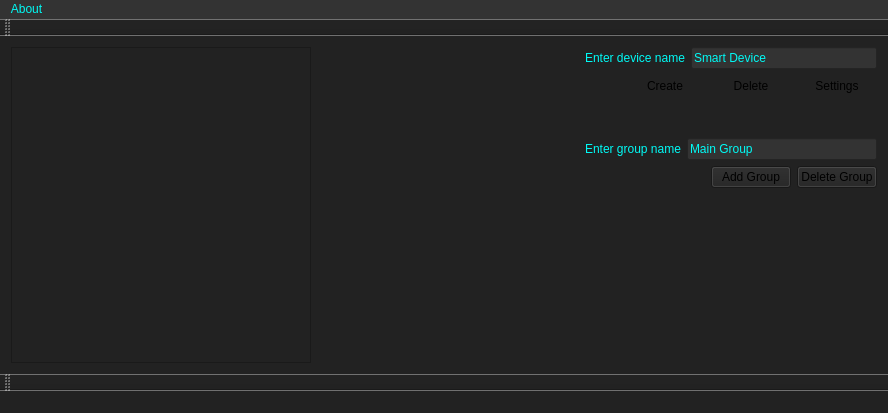
v-pereskokov/Jarvis, file GUI/GUI/mainwindow.ui: the form before one commit.
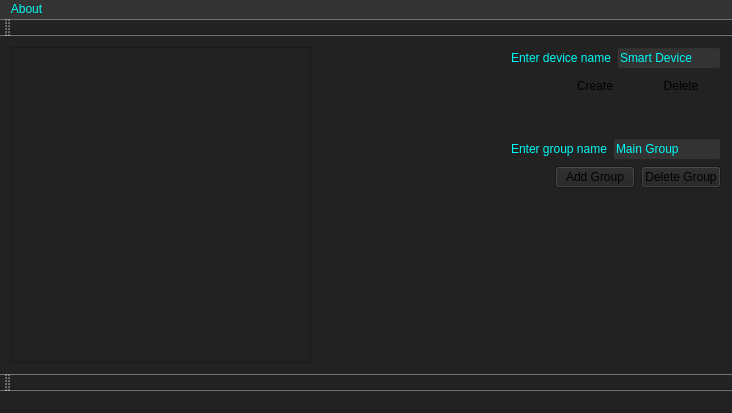
The form after the commit. Icons and pictures are not drawn.

Commit message: Settings buttons update #1

Diff of the .ui file:
```diff
--- a/GUI/GUI/mainwindow.ui
+++ b/GUI/GUI/mainwindow.ui
@@ -6,7 +6,7 @@
    <rect>
     <x>0</x>
     <y>0</y>
-    <width>888</width>
+    <width>732</width>
     <height>413</height>
    </rect>
   </property>
@@ -86,16 +86,6 @@
           </property>
          </widget>
         </item>
-        <item>
-         <widget class="QPushButton" name="settingsButton">
-          <property name="text">
-           <string>Settings</string>
-          </property>
-          <property name="flat">
-           <bool>true</bool>
-          </property>
-         </widget>
-        </item>
        </layout>
       </item>
       <item>
@@ -296,7 +286,7 @@
     <rect>
      <x>0</x>
      <y>0</y>
-     <width>888</width>
+     <width>732</width>
      <height>19</height>
     </rect>
    </property>
```
The commit also changes 41 other files.
